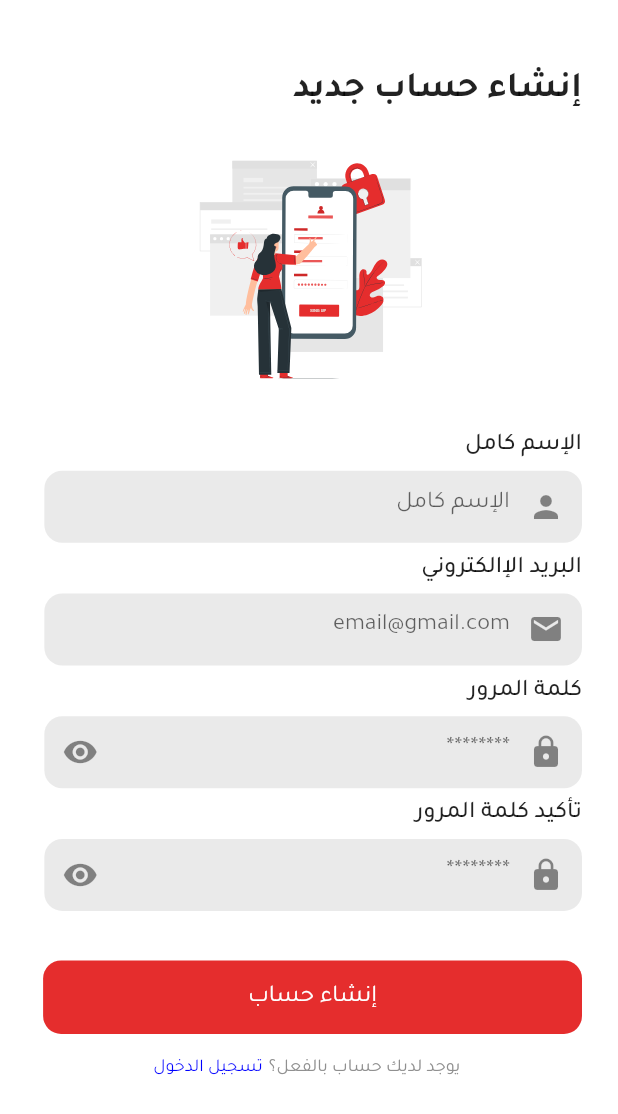
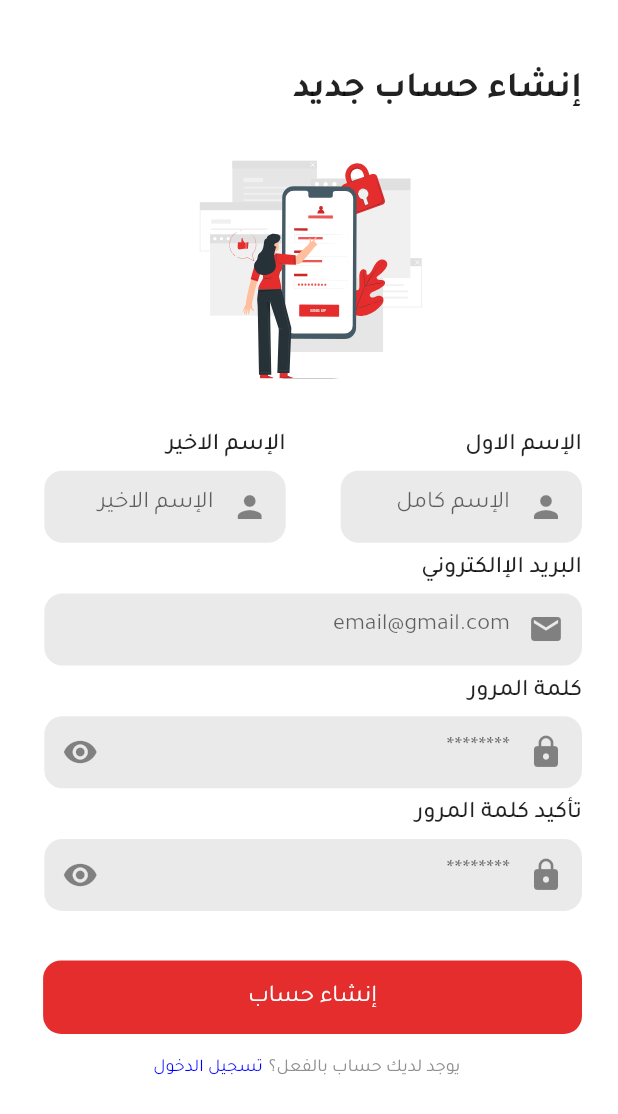
Before and after one commit to khaledmurtaja/graduationProject, a Flutter app: the screen it shows after launch, on a phone screen of 412 x 824 dp. Shown: the top 1114 px of the screen. Run offline on Flutter 3.47's test engine with Material 2 defaults, Android fonts, the phone set to English and light mode, and no system bars; our stand-ins replace flutter_screenutil, flutter_svg, get, smooth_page_indicator.

Commit message:
some edits to register screen

```diff
--- a/lib/App/modules/register/page.dart
+++ b/lib/App/modules/register/page.dart
@@ -1,6 +1,5 @@
 import 'package:flutter/material.dart';
 import 'package:flutter/src/widgets/framework.dart';
-import 'package:flutter/src/widgets/placeholder.dart';
 import 'package:flutter_screenutil/flutter_screenutil.dart';
 import 'package:flutter_svg/svg.dart';
 
@@ -52,8 +51,16 @@ class RegisterScreen extends StatelessWidget {
                 SizedBox(
                   height: deviceHeight * 0.023,
                 ),
+                SizedBox(
+                  width: deviceWidth* 0.87,
+                  child: Row(
+                    children: [
+                      Expanded(
+                        child: Column(
+                          crossAxisAlignment: CrossAxisAlignment.start,
+                          children: [
                             Text(
-                  "الإسم كامل",
+                              "الإسم الاول",
                               style: TextStyle(
                                   fontSize: 16.spMin, fontWeight: FontWeight.w500),
                             ),
@@ -67,6 +74,39 @@ class RegisterScreen extends StatelessWidget {
                               isPassword: false,
                               width: deviceWidth * 0.87,
                             ),
+
+                          ],
+                        ),
+                      ),
+                      SizedBox(width: 32.w,),
+                      Expanded(
+                        child: Column(
+                          crossAxisAlignment: CrossAxisAlignment.start,
+                          children: [
+                            Text(
+                              "الإسم الاخير",
+                              style: TextStyle(
+                                  fontSize: 16.spMin, fontWeight: FontWeight.w500),
+                            ),
+                            SizedBox(
+                              height: deviceHeight * 0.009,
+                            ),
+                            CustomFormField(
+                              prefixIcon: Icon(Icons.person),
+                              validator: () {},
+                              hint: 'الإسم الاخير',
+                              isPassword: false,
+                              width: deviceWidth * 0.87,
+                            ),
+
+                          ],
+                        ),
+                      ),
+
+                    ],
+
+                  ),
+                ) ,
                 SizedBox(
                   height: deviceHeight * 0.0090,
                 ),
--- a/lib/App/widgets/customTextFormField.dart
+++ b/lib/App/widgets/customTextFormField.dart
@@ -25,7 +25,7 @@ class CustomFormField extends StatelessWidget {
   @override
   Widget build(BuildContext context) {
     return Container(
-      width: MediaQuery.of(context).size.width * 0.87,
+      width: width,
       decoration: BoxDecoration(
         color: backGroundColor,
         borderRadius: BorderRadius.circular(12),
```
Lines whose indentation alone changed are shown as unchanged.
